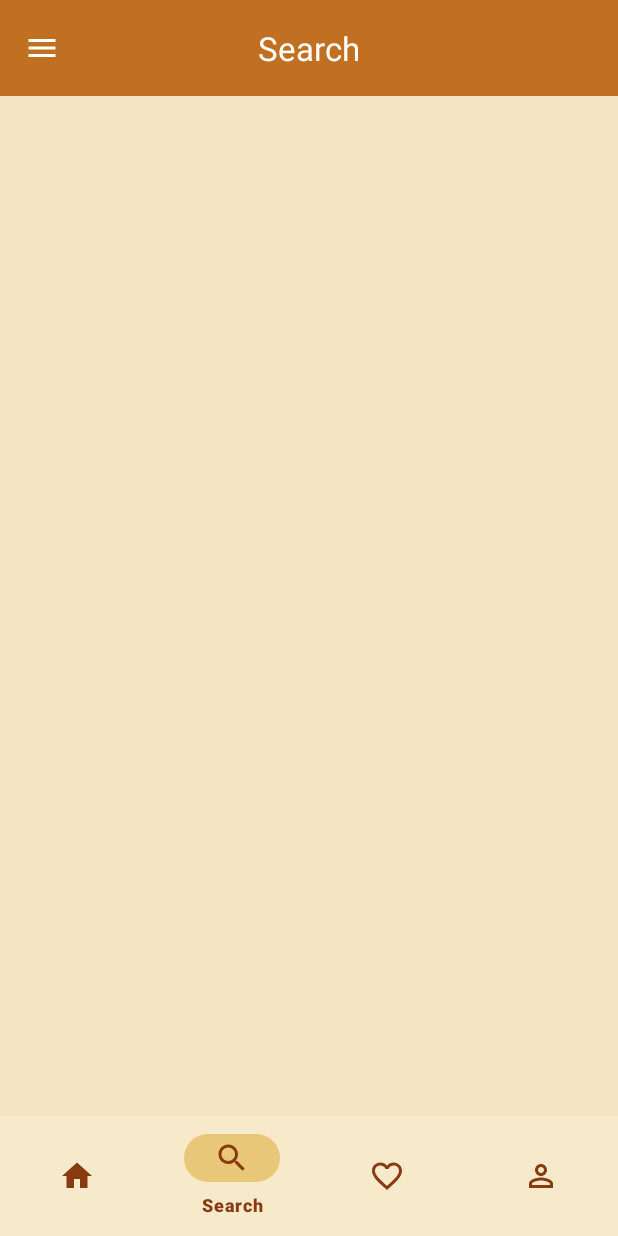
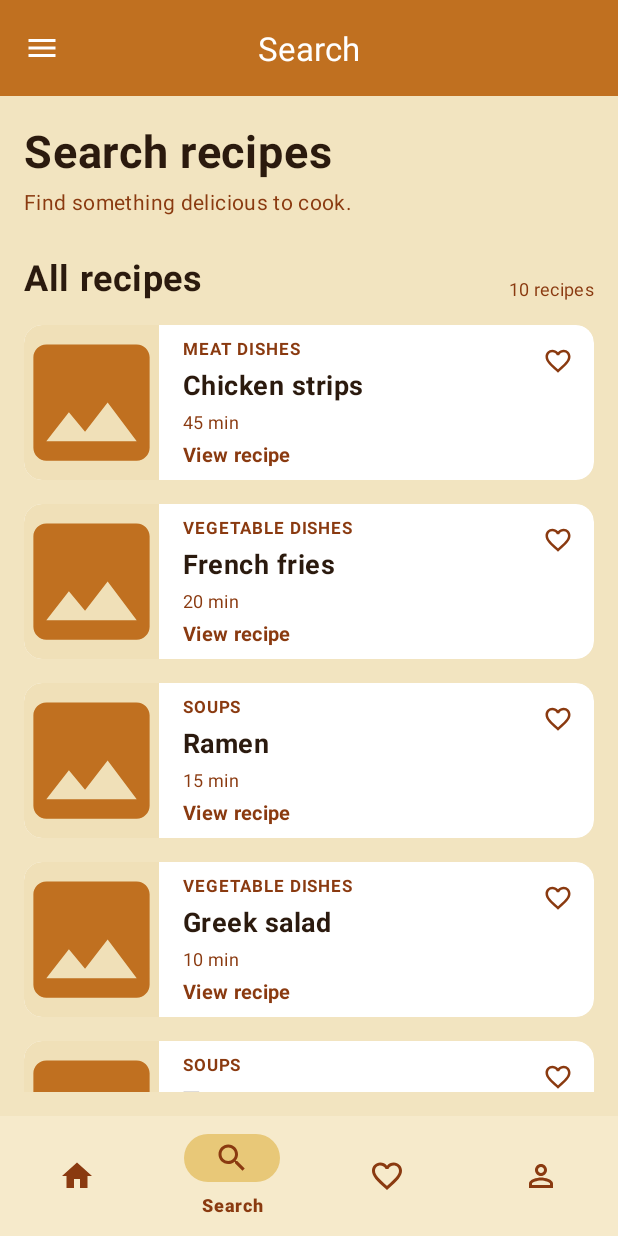
Before and after one commit to milicacorilic/mobilne-aplikacije-projekat-2026, an Android app: the SearchFragment screen opened through its navigation route, on a phone screen of 412 x 824 dp. Run offline under Robolectric (Android 15) with nearby library versions, the phone set to English and light mode, and no system bars; our stand-ins replace navigation-ui.

Commit message:
feat: add search page result list and recipe card UI

```diff
--- a/app/src/main/java/com/example/recipe_app/ui/search/SearchFragment.java
+++ b/app/src/main/java/com/example/recipe_app/ui/search/SearchFragment.java
@@ -1,8 +1,45 @@
 package com.example.recipe_app.ui.search;
 
+import android.os.Bundle;
+import android.view.View;
+import android.widget.TextView;
+
+import androidx.annotation.NonNull;
+import androidx.annotation.Nullable;
 import androidx.fragment.app.Fragment;
+import androidx.recyclerview.widget.LinearLayoutManager;
+import androidx.recyclerview.widget.RecyclerView;
+
 import com.example.recipe_app.R;
+import com.example.recipe_app.data.RecipeRepository;
+import com.example.recipe_app.model.Recipe;
+
+import java.util.List;
 
 public class SearchFragment extends Fragment {
-    public SearchFragment() { super(R.layout.fragment_search); }
+
+    private SearchRecipeAdapter adapter;
+
+    public SearchFragment() {
+        super(R.layout.fragment_search);
+    }
+
+    @Override
+    public void onViewCreated(@NonNull View view, @Nullable Bundle savedInstanceState) {
+        super.onViewCreated(view, savedInstanceState);
+
+        RecyclerView recyclerView = view.findViewById(R.id.recyclerView);
+        TextView textRecipeCount = view.findViewById(R.id.textRecipeCount);
+
+        adapter = new SearchRecipeAdapter();
+        recyclerView.setLayoutManager(new LinearLayoutManager(requireContext()));
+        recyclerView.setAdapter(adapter);
+
+        // Load sample data
+        List<Recipe> recipes = RecipeRepository.getInstance().getAllRecipes();
+        adapter.setRecipes(recipes);
+
+        // Use plurals for correct grammar (1 recipe vs 2 recipes)
+        textRecipeCount.setText(getResources().getQuantityString(R.plurals.recipe_count, recipes.size(), recipes.size()));
+    }
 }
--- /dev/null
+++ b/app/src/main/java/com/example/recipe_app/ui/search/SearchRecipeAdapter.java
@@ -0,0 +1,83 @@
+package com.example.recipe_app.ui.search;
+
+import android.view.LayoutInflater;
+import android.view.View;
+import android.view.ViewGroup;
+import android.widget.ImageView;
+import android.widget.TextView;
+
+import androidx.annotation.NonNull;
+import androidx.recyclerview.widget.RecyclerView;
+
+import com.example.recipe_app.R;
+import com.example.recipe_app.model.Recipe;
+import com.example.recipe_app.util.DisplayNames;
+
+import java.util.ArrayList;
+import java.util.List;
+import java.util.Locale;
+
+public class SearchRecipeAdapter extends RecyclerView.Adapter<SearchRecipeAdapter.ViewHolder> {
+
+    private List<Recipe> recipes = new ArrayList<>();
+
+    public void setRecipes(List<Recipe> recipes) {
+        this.recipes = new ArrayList<>(recipes);
+        notifyDataSetChanged();
+    }
+
+    @NonNull
+    @Override
+    public ViewHolder onCreateViewHolder(@NonNull ViewGroup parent, int viewType) {
+        View view = LayoutInflater.from(parent.getContext())
+                .inflate(R.layout.item_search_recipe_card, parent, false);
+        return new ViewHolder(view);
+    }
+
+    @Override
+    public void onBindViewHolder(@NonNull ViewHolder holder, int position) {
+        Recipe recipe = recipes.get(position);
+
+        holder.textName.setText(recipe.Name);
+        holder.textTime.setText(holder.itemView.getContext().getString(R.string.prep_time_minutes, recipe.PreparationTime));
+
+        // Uppercase only in the adapter for the eyebrow design
+        String dishLabel = DisplayNames.dishType(recipe.DishType);
+        holder.textDishType.setText(dishLabel.toUpperCase(Locale.getDefault()));
+
+        holder.imageRecipe.setContentDescription(holder.itemView.getContext().getString(R.string.recipe_image_desc, recipe.Name));
+
+        int resId = 0;
+        if (recipe.ImagePath != null) {
+            resId = holder.itemView.getContext().getResources()
+                    .getIdentifier(recipe.ImagePath, "drawable", holder.itemView.getContext().getPackageName());
+        }
+
+        if (resId != 0) {
+            holder.imageRecipe.setImageResource(resId);
+        } else {
+            holder.imageRecipe.setImageResource(R.drawable.ic_placeholder_image);
+        }
+    }
+
+    @Override
+    public int getItemCount() {
+        return recipes.size();
+    }
+
+    public static class ViewHolder extends RecyclerView.ViewHolder {
+        ImageView imageRecipe;
+        ImageView imageHeart;
+        TextView textDishType, textName, textTime, textViewRecipe;
+
+        public ViewHolder(@NonNull View itemView) {
+            super(itemView);
+            imageRecipe = itemView.findViewById(R.id.imageRecipe);
+            imageHeart = itemView.findViewById(R.id.imageHeart);
+            textDishType = itemView.findViewById(R.id.textDishType);
+            textName = itemView.findViewById(R.id.textName);
+            textTime = itemView.findViewById(R.id.textTime);
+            textViewRecipe = itemView.findViewById(R.id.textViewRecipe);
+        }
+    }
+}
--- /dev/null
+++ b/app/src/main/java/com/example/recipe_app/util/DisplayNames.java
@@ -0,0 +1,24 @@
+package com.example.recipe_app.util;
+
+import com.example.recipe_app.model.enums.DishType;
+import java.util.Locale;
+
+public class DisplayNames {
+
+    public static String dishType(DishType type) {
+        if (type == null) return "";
+        switch (type) {
+            case MEAT_DISH: return "Meat dishes";
+            case SOUP: return "Soups";
+            case FISH_DISH: return "Fish dishes";
+            case VEGETABLE_DISH: return "Vegetable dishes";
+            case PASTA: return "Pasta";
+            case BAKERY_PRODUCT: return "Bakery products";
+            case CAKE: return "Cakes";
+            default:
+                // Fallback: "PANCAKES" -> "Pancakes"
+                String name = type.name().replace("_", " ").toLowerCase(Locale.getDefault());
+                return name.substring(0, 1).toUpperCase(Locale.getDefault()) + name.substring(1);
+        }
+    }
+}
--- /dev/null
+++ b/app/src/main/res/drawable/bg_heart_shape.xml
@@ -0,0 +1,6 @@
+<?xml version="1.0" encoding="utf-8"?>
+<shape xmlns:android="http://schemas.android.com/apk/res/android"
+    android:shape="rectangle">
+    <corners android:radius="8dp" />
+    <solid android:color="#40FFFFFF" /> <!-- Semi-transparent white -->
+</shape>
--- /dev/null
+++ b/app/src/main/res/drawable/ic_heart_outline.xml
@@ -0,0 +1,9 @@
+<vector xmlns:android="http://schemas.android.com/apk/res/android"
+    android:width="24dp"
+    android:height="24dp"
+    android:viewportWidth="24"
+    android:viewportHeight="24">
+    <path
+        android:fillColor="@color/burnt_sienna"
+        android:pathData="M16.5,3c-1.74,0 -3.41,0.81 -4.5,2.09C10.91,3.81 9.24,3 7.5,3 4.42,3 2,5.42 2,8.5c0,3.78 3.4,6.86 8.55,11.54L12,21.35l1.45,-1.32C18.6,15.36 22,12.28 22,8.5 22,5.42 19.58,3 16.5,3zM12.1,18.55l-0.1,0.1 -0.1,-0.1C7.14,14.24 4,11.39 4,8.5 4,6.5 5.5,5 7.5,5c1.54,0 3.04,0.99 3.57,2.36h1.87C13.46,5.99 14.96,5 16.5,5c2,0 3.5,1.5 3.5,3.5 0,2.89 -3.14,5.74 -7.9,10.05z"/>
+</vector>
--- /dev/null
+++ b/app/src/main/res/drawable/ic_placeholder_image.xml
@@ -0,0 +1,12 @@
+<vector xmlns:android="http://schemas.android.com/apk/res/android"
+    android:width="80dp"
+    android:height="80dp"
+    android:viewportWidth="24"
+    android:viewportHeight="24">
+    <path
+        android:fillColor="@color/surface_container_high"
+        android:pathData="M0,0h24v24H0z" />
+    <path
+        android:fillColor="@color/ochre"
+        android:pathData="M21,19V5c0,-1.1 -0.9,-2 -2,-2H5c-1.1,0 -2,0.9 -2,2v14c0,1.1 0.9,2 2,2h14c1.1,0 2,-0.9 2,-2zM8.5,13.5l2.5,3.01L14.5,12l4.5,6H5l3.5,-4.5z" />
+</vector>
--- a/app/src/main/res/layout/fragment_search.xml
+++ b/app/src/main/res/layout/fragment_search.xml
@@ -1,5 +1,60 @@
 <?xml version="1.0" encoding="utf-8"?>
-<FrameLayout xmlns:android="http://schemas.android.com/apk/res/android"
+<androidx.constraintlayout.widget.ConstraintLayout xmlns:android="http://schemas.android.com/apk/res/android"
+    xmlns:app="http://schemas.android.com/apk/res-auto"
+    xmlns:tools="http://schemas.android.com/tools"
     android:layout_width="match_parent"
     android:layout_height="match_parent"
-    android:background="?android:attr/colorBackground" />
+    android:background="?android:attr/colorBackground"
+    android:padding="@dimen/screen_padding">
+
+    <TextView
+        android:id="@+id/textTitle"
+        style="@style/TextAppearance.App.Title"
+        android:layout_width="wrap_content"
+        android:layout_height="wrap_content"
+        android:text="@string/search_title"
+        app:layout_constraintStart_toStartOf="parent"
+        app:layout_constraintTop_toTopOf="parent" />
+
+    <TextView
+        android:id="@+id/textSubtitle"
+        style="@style/TextAppearance.App.Body"
+        android:layout_width="wrap_content"
+        android:layout_height="wrap_content"
+        android:layout_marginTop="@dimen/spacing_xs"
+        android:text="@string/search_subtitle"
+        app:layout_constraintStart_toStartOf="parent"
+        app:layout_constraintTop_toBottomOf="@id/textTitle" />
+
+    <TextView
+        android:id="@+id/textListTitle"
+        style="@style/TextAppearance.App.Label"
+        android:layout_width="wrap_content"
+        android:layout_height="wrap_content"
+        android:layout_marginTop="@dimen/spacing_l"
+        android:text="@string/all_recipes_title"
+        android:textSize="@dimen/text_title"
+        app:layout_constraintStart_toStartOf="parent"
+        app:layout_constraintTop_toBottomOf="@id/textSubtitle" />
+
+    <TextView
+        android:id="@+id/textRecipeCount"
+        style="@style/TextAppearance.App.Caption"
+        android:layout_width="wrap_content"
+        android:layout_height="wrap_content"
+        app:layout_constraintBottom_toBottomOf="@id/textListTitle"
+        app:layout_constraintEnd_toEndOf="parent"
+        tools:text="10 recipes" />
+
+    <androidx.recyclerview.widget.RecyclerView
+        android:id="@+id/recyclerView"
+        android:layout_width="match_parent"
+        android:layout_height="0dp"
+        android:layout_marginTop="@dimen/spacing_m"
+        android:clipToPadding="false"
+        android:paddingBottom="@dimen/spacing_m"
+        app:layout_constraintBottom_toBottomOf="parent"
+        app:layout_constraintTop_toBottomOf="@id/textListTitle"
+        tools:listitem="@layout/item_recipe_card" />
+
+</androidx.constraintlayout.widget.ConstraintLayout>
--- /dev/null
+++ b/app/src/main/res/layout/item_search_recipe_card.xml
@@ -0,0 +1,97 @@
+<?xml version="1.0" encoding="utf-8"?>
+<com.google.android.material.card.MaterialCardView xmlns:android="http://schemas.android.com/apk/res/android"
+    xmlns:app="http://schemas.android.com/apk/res-auto"
+    xmlns:tools="http://schemas.android.com/tools"
+    style="@style/Widget.App.CardView"
+    android:layout_width="match_parent"
+    android:layout_height="wrap_content"
+    android:layout_marginBottom="@dimen/spacing_m"
+    android:minHeight="90dp"
+    app:cardCornerRadius="@dimen/card_corner_radius">
+
+    <androidx.constraintlayout.widget.ConstraintLayout
+        android:layout_width="match_parent"
+        android:layout_height="match_parent">
+
+        <!-- Image -->
+        <com.google.android.material.imageview.ShapeableImageView
+            android:id="@+id/imageRecipe"
+            android:layout_width="90dp"
+            android:layout_height="0dp"
+            android:scaleType="centerCrop"
+            android:contentDescription="@string/recipe_image_desc"
+            app:layout_constraintBottom_toBottomOf="parent"
+            app:layout_constraintStart_toStartOf="parent"
+            app:layout_constraintTop_toTopOf="parent"
+            app:shapeAppearanceOverlay="@style/RecipeImageShape" />
+
+        <!-- Heart (Display only, decorative) -->
+        <ImageView
+            android:id="@+id/imageHeart"
+            android:layout_width="32dp"
+            android:layout_height="32dp"
+            android:layout_marginTop="@dimen/spacing_s"
+            android:layout_marginEnd="@dimen/spacing_s"
+            android:padding="6dp"
+            android:importantForAccessibility="no"
+            android:src="@drawable/ic_heart_outline"
+            android:background="@drawable/bg_heart_shape"
+            app:layout_constraintEnd_toEndOf="parent"
+            app:layout_constraintTop_toTopOf="parent" />
+
+        <!-- Dish Type -->
+        <TextView
+            android:id="@+id/textDishType"
+            style="@style/TextAppearance.App.Eyebrow"
+            android:layout_width="0dp"
+            android:layout_height="wrap_content"
+            android:layout_marginStart="@dimen/spacing_m"
+            android:layout_marginTop="@dimen/spacing_s"
+            android:layout_marginEnd="@dimen/spacing_s"
+            app:layout_constraintEnd_toStartOf="@id/imageHeart"
+            app:layout_constraintStart_toEndOf="@id/imageRecipe"
+            app:layout_constraintTop_toTopOf="parent"
+            tools:text="MAINS" />
+
+        <!-- Name -->
+        <TextView
+            android:id="@+id/textName"
+            style="@style/TextAppearance.App.Label"
+            android:layout_width="0dp"
+            android:layout_height="wrap_content"
+            android:layout_marginTop="@dimen/spacing_xs"
+            android:layout_marginEnd="@dimen/spacing_s"
+            android:ellipsize="end"
+            android:maxLines="2"
+            android:textSize="@dimen/text_subtitle"
+            app:layout_constraintEnd_toStartOf="@id/imageHeart"
+            app:layout_constraintStart_toStartOf="@id/textDishType"
+            app:layout_constraintTop_toBottomOf="@id/textDishType"
+            tools:text="Chicken strips" />
+
+        <!-- Time -->
+        <TextView
+            android:id="@+id/textTime"
+            style="@style/TextAppearance.App.Caption"
+            android:layout_width="wrap_content"
+            android:layout_height="wrap_content"
+            android:layout_marginTop="@dimen/spacing_xs"
+            app:layout_constraintStart_toStartOf="@id/textDishType"
+            app:layout_constraintTop_toBottomOf="@id/textName"
+            tools:text="45 min" />
+
+        <!-- View Recipe -->
+        <TextView
+            android:id="@+id/textViewRecipe"
+            style="@style/TextAppearance.App.Link"
+            android:layout_width="wrap_content"
+            android:layout_height="wrap_content"
+            android:layout_marginTop="@dimen/spacing_xs"
+            android:layout_marginBottom="@dimen/spacing_s"
+            android:text="@string/recipe_view_details"
+            app:layout_constraintBottom_toBottomOf="parent"
+            app:layout_constraintStart_toStartOf="@id/textDishType"
+            app:layout_constraintTop_toBottomOf="@id/textTime" />
+
+    </androidx.constraintlayout.widget.ConstraintLayout>
+</com.google.android.material.card.MaterialCardView>
--- a/app/src/main/res/values/strings.xml
+++ b/app/src/main/res/values/strings.xml
@@ -113,4 +113,17 @@
     <string name="notif_suggestion_title">Something delicious to try</string>
     <string name="notif_suggestion_message">Find a new favourite for tonight’s dinner.</string>
     <string name="notif_suggestion_time">Yesterday · 11:00 AM</string>
+
+    <!-- search -->
+    <string name="recipe_view_details">View recipe</string>
+    <string name="recipe_image_desc">Image of %1$s</string>
+    <string name="search_title">Search recipes</string>
+    <string name="search_subtitle">Find something delicious to cook.</string>
+    <string name="all_recipes_title">All recipes</string>
+    <string name="prep_time_minutes">%1$d min</string>
+
+    <plurals name="recipe_count">
+        <item quantity="one">%d recipe</item>
+        <item quantity="other">%d recipes</item>
+    </plurals>
 </resources>
--- a/app/src/main/res/values/styles.xml
+++ b/app/src/main/res/values/styles.xml
@@ -90,4 +90,12 @@
         <item name="strokeWidth">0dp</item>
     </style>
 
+    <style name="RecipeImageShape" parent="">
+        <item name="cornerFamily">rounded</item>
+        <item name="cornerSizeTopLeft">12dp</item>
+        <item name="cornerSizeBottomLeft">12dp</item>
+        <item name="cornerSizeTopRight">0dp</item>
+        <item name="cornerSizeBottomRight">0dp</item>
+    </style>
+
 </resources>
```
